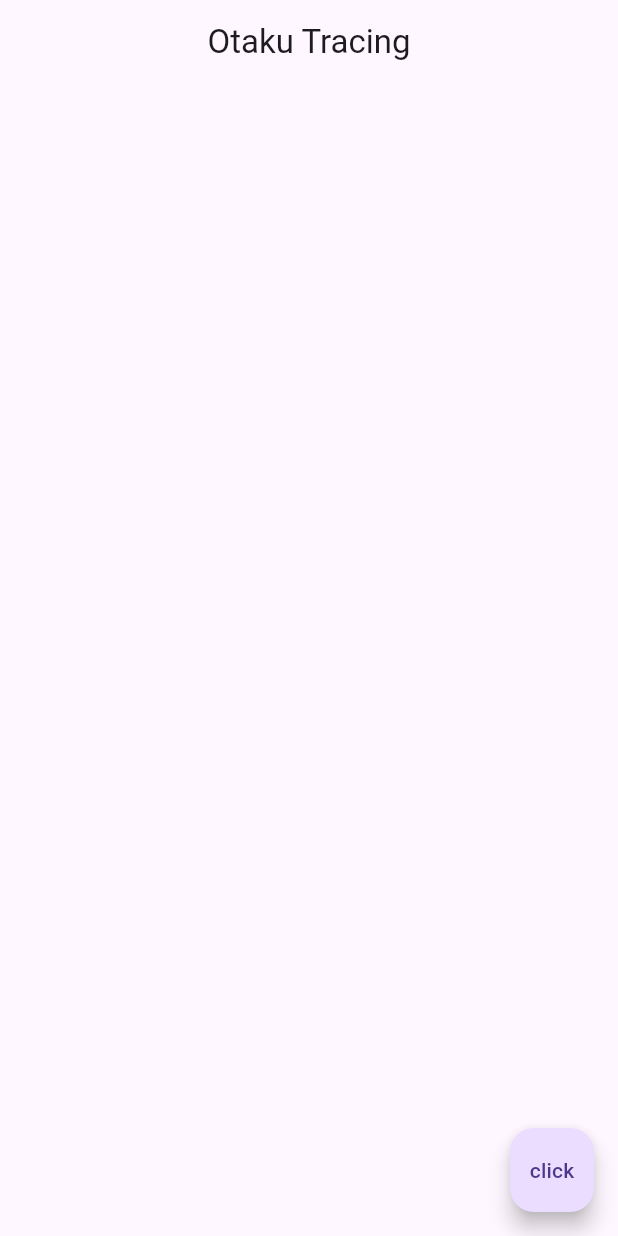
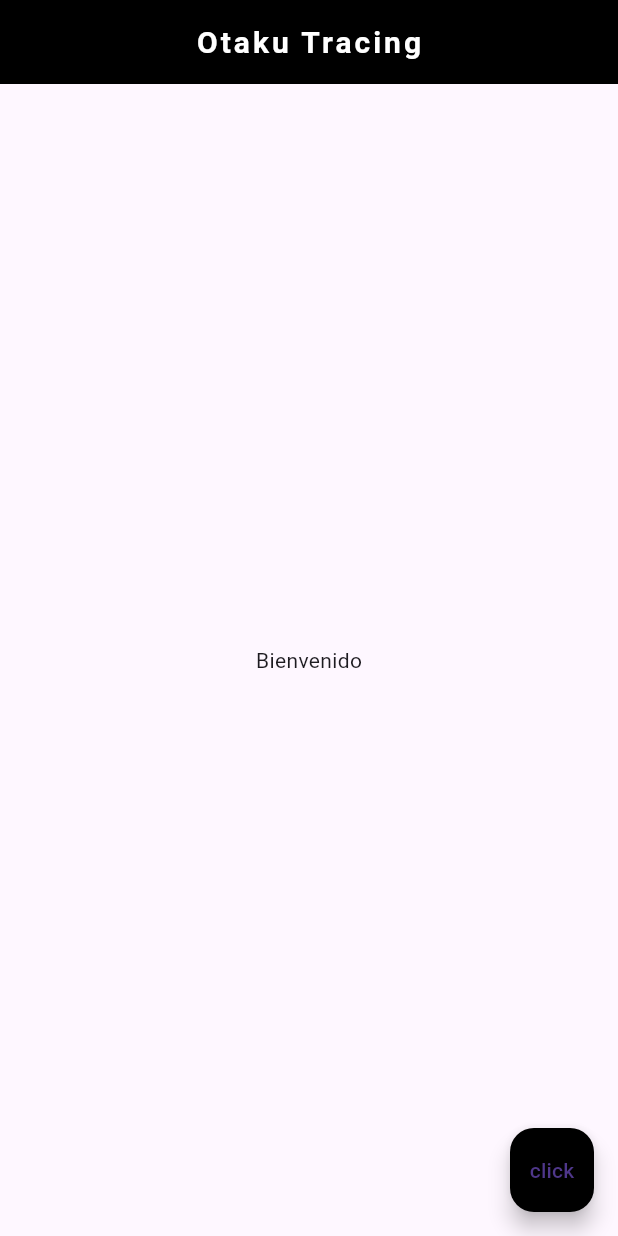
Before and after one commit to GamblerRunner/OtakuTracing, a Flutter app: the screen it shows after launch, after a tap on "click", on a phone screen of 412 x 824 dp. Run offline on Flutter 3.47's test engine with Material 3 defaults, Android fonts, the phone set to English and light mode, and no system bars.

Commit message:
New classes

```diff
--- a/lib/main.dart
+++ b/lib/main.dart
@@ -4,12 +4,27 @@ void main() {
   runApp(MaterialApp(
     home: Scaffold(
       appBar: AppBar(
-        title: Text('Otaku Tracing'),
+        title: Text(
+            'Otaku Tracing',
+                style: TextStyle(
+                fontSize: 20.0,
+                  fontWeight: FontWeight.bold,
+                  letterSpacing: 2.0,
+                  color: Colors.white
+                ),
+        ),
         centerTitle: true,
+        backgroundColor: Colors.black,
+      ),
+      body: Center(
+        child: Text('Bienvenido'),
       ),
       floatingActionButton: FloatingActionButton(
         onPressed: () {  },
-        child: Text('click'),
+        child: Text(
+            'click'
+        ),
+        backgroundColor: Colors.black,
       ),
     )
   ));
```
Also changed, not shown: lib/login.dart (added), lib/register.dart (added).
